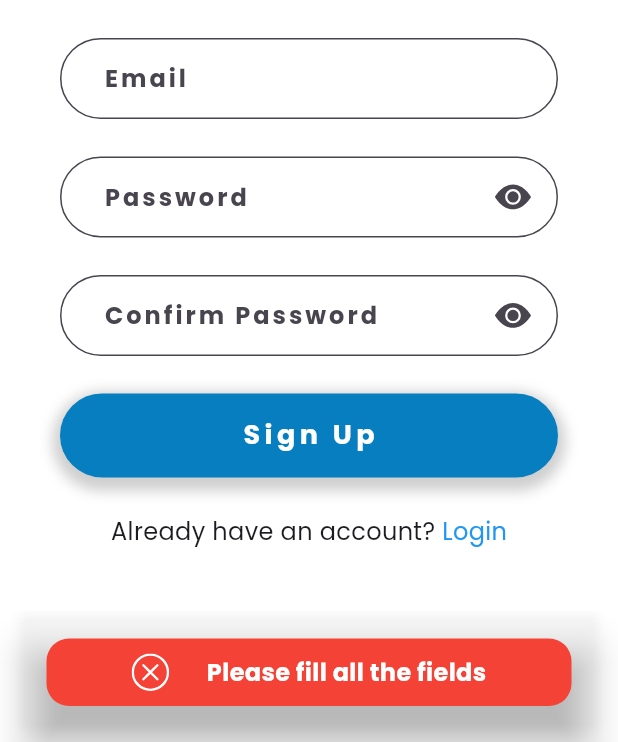
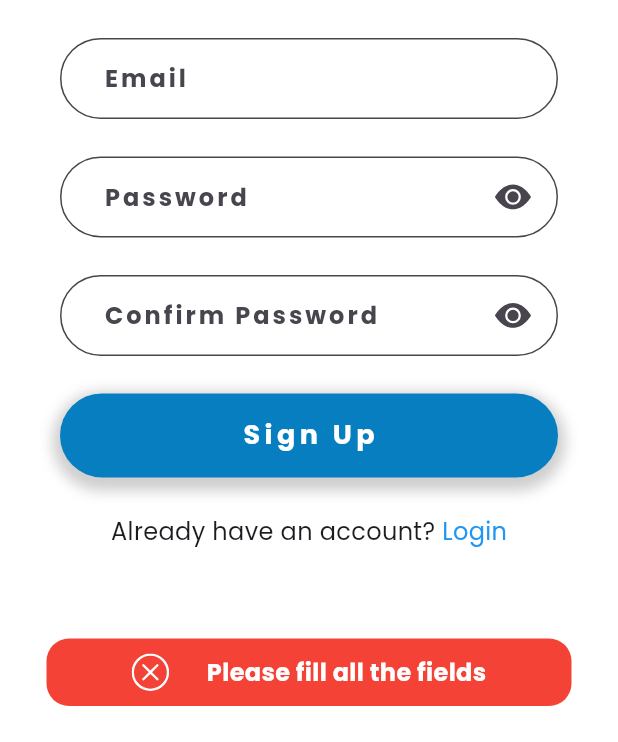
Before and after one commit to banulaperera/Intellectia-Mobile-App-SDGP, a Flutter app: the SignupPage screen opened directly, after a tap on "Sign Up", on a phone screen of 412 x 824 dp, the part 494-1236 px from its top. Run offline on Flutter 3.47's test engine with Material 3 defaults, Android fonts, the phone set to English and light mode, and no system bars; our stand-ins replace bootstrap_icons, fl_chart, flutter_slidable, flutter_svg, get, jwt_decoder and 1 more; accounts and stored records are empty.

Commit message:
Update show_Alert.dart

```diff
--- a/client/lib/util/show_Alert.dart
+++ b/client/lib/util/show_Alert.dart
@@ -5,7 +5,6 @@ import 'package:flutter/material.dart';
 
   showError(message){
   final snackBar = SnackBar(
-    elevation: 10,
     content: Container(
       // padding: EdgeInsets.all(12),
       height: 45,
```
